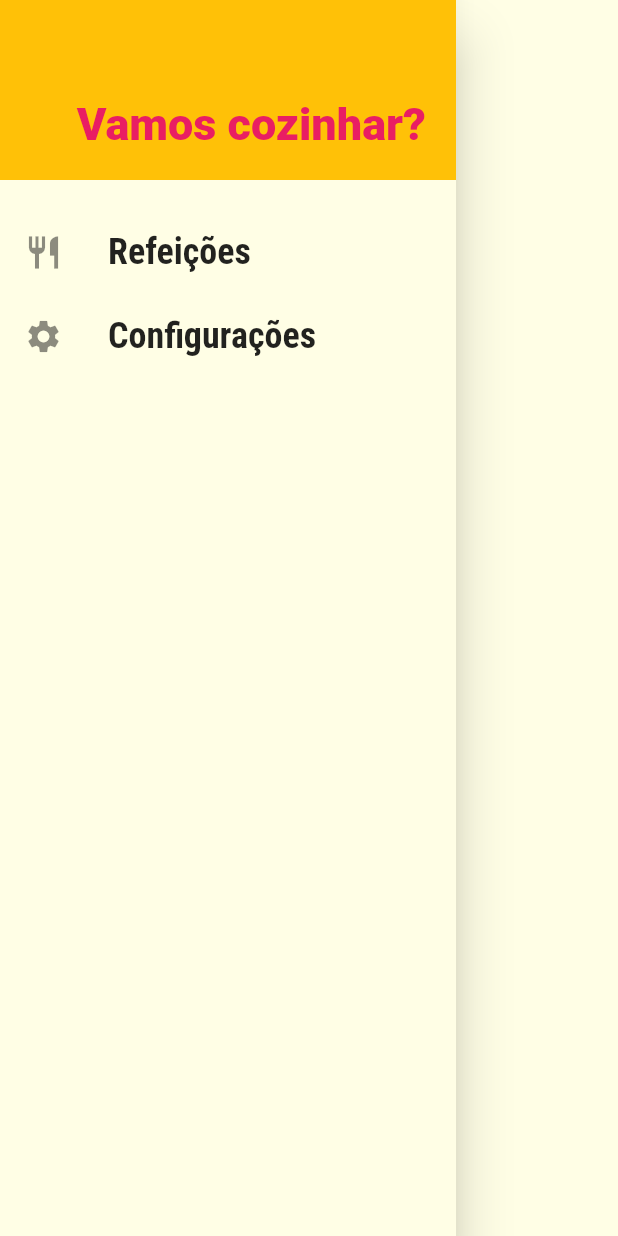
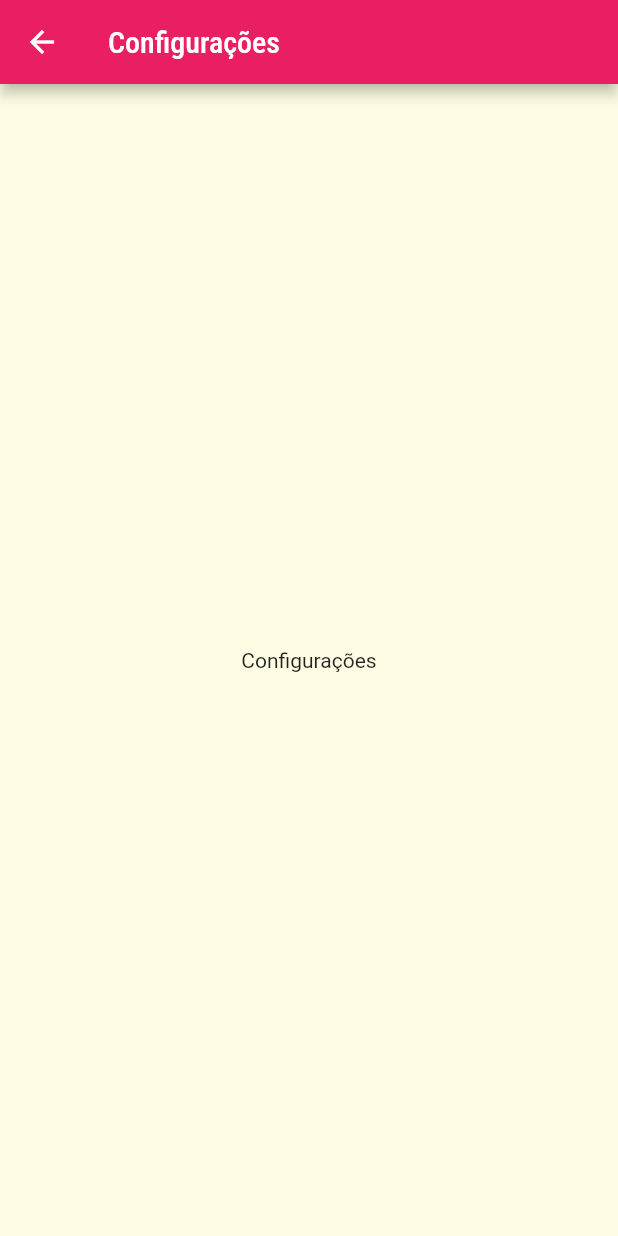
Before and after one commit to reisalazar/App-Recipes-Flutter, a Flutter app: the MainDrawer widget shown alone on an empty page, opened directly, after a tap on "Configurações", on a phone screen of 412 x 824 dp. Run offline on Flutter 3.47's test engine with Material 2 defaults, Android fonts, the light colour scheme and no system bars; network calls fail.

Commit message:
Link in Drawer

```diff
--- a/lib/components/main_drawer.dart
+++ b/lib/components/main_drawer.dart
@@ -1,9 +1,10 @@
 import 'package:flutter/material.dart';
+import 'package:recipies/utils/app_routes.dart';
 
 class MainDrawer extends StatelessWidget {
   const MainDrawer({super.key});
 
-  Widget _createItem(IconData icon, String label) {
+  Widget _createItem(IconData icon, String label, Function() onTap) {
     return ListTile(
       leading: Icon(
         icon,
@@ -17,7 +18,7 @@
           fontWeight: FontWeight.bold,
         ),
       ),
-      onTap: () {},
+      onTap: onTap,
     );
   }
 
@@ -42,8 +43,16 @@
             ),
           ),
           SizedBox(height: 20),
-          _createItem(Icons.restaurant, 'Refeições'),
-          _createItem(Icons.settings, 'Configurações'),
+          _createItem(
+            Icons.restaurant,
+            'Refeições',
+            () => Navigator.of(context).pushNamed(AppRoutes.home),
+          ),
+          _createItem(
+            Icons.settings,
+            'Configurações',
+            () => Navigator.of(context).pushNamed(AppRoutes.settings),
+          ),
         ],
       ),
     );
--- a/lib/main.dart
+++ b/lib/main.dart
@@ -1,8 +1,8 @@
 import 'package:flutter/material.dart';
 import 'package:recipies/screens/categories_meals_screen.dart';
 import 'package:recipies/screens/meal_detail_screen.dart';
+import 'package:recipies/screens/settings_screen.dart';
 import 'package:recipies/utils/app_routes.dart';
-import 'screens/categories_screen.dart';
 import 'screens/tab_screen.dart';
 
 void main() => runApp(const MyApp());
@@ -28,6 +28,7 @@
         AppRoutes.home: (context) => const TabsScreen(),
         AppRoutes.categories_meals: (context) => const CategoriesMealsScreen(),
         AppRoutes.meal_detail: (context) => const MealDetailScreen(),
+        AppRoutes.settings: (context) => const SettingsScreen(),
       },
     );
   }
--- /dev/null
+++ b/lib/screens/settings_screen.dart
@@ -0,0 +1,17 @@
+import 'package:flutter/material.dart';
+
+class SettingsScreen extends StatelessWidget {
+  const SettingsScreen({super.key});
+
+  @override
+  Widget build(BuildContext context) {
+    return Scaffold(
+      appBar: AppBar(
+        title: Text('Configurações'),
+      ),
+      body: Center(
+        child: Text('Configurações'),
+      ),
+    );
+  }
+}
--- a/lib/utils/app_routes.dart
+++ b/lib/utils/app_routes.dart
@@ -2,4 +2,5 @@
   static const home = '/';
   static const categories_meals = '/categories-meals';
   static const meal_detail = '/meal-detail';
+  static const settings = '/settings';
 }
```
